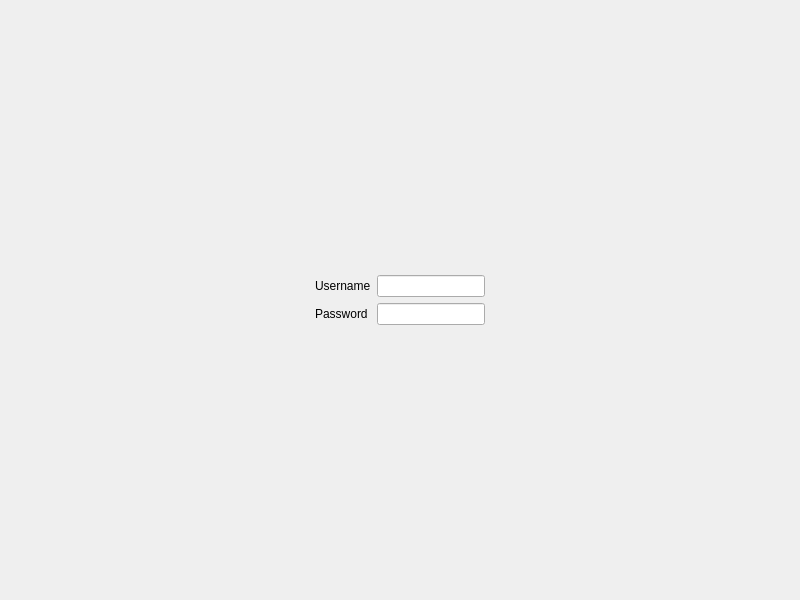
Qt form login.ui (BKKyovtorov21/LSPro) before a commit.
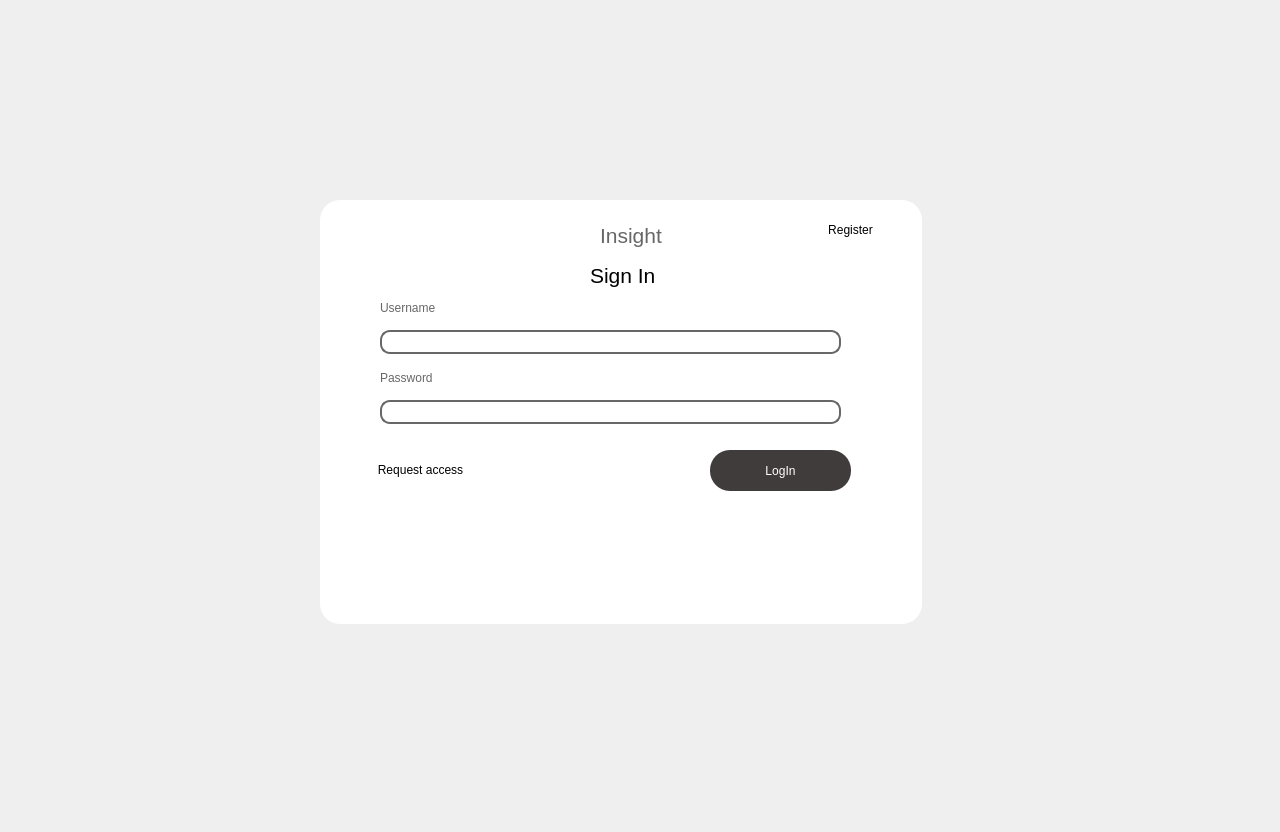
The same form after that commit. Icons and pictures are not drawn.

Patch:
```diff
--- a/login.ui
+++ b/login.ui
@@ -2,45 +2,263 @@
 <ui version="4.0">
  <class>LogIn</class>
  <widget class="QWidget" name="LogIn">
+  <property name="enabled">
+   <bool>true</bool>
+  </property>
   <property name="geometry">
    <rect>
     <x>0</x>
     <y>0</y>
-    <width>800</width>
-    <height>600</height>
+    <width>1280</width>
+    <height>832</height>
    </rect>
   </property>
+  <property name="sizePolicy">
+   <sizepolicy hsizetype="Preferred" vsizetype="Preferred">
+    <horstretch>0</horstretch>
+    <verstretch>0</verstretch>
+   </sizepolicy>
+  </property>
+  <property name="minimumSize">
+   <size>
+    <width>1280</width>
+    <height>832</height>
+   </size>
+  </property>
+  <property name="maximumSize">
+   <size>
+    <width>1280</width>
+    <height>832</height>
+   </size>
+  </property>
   <property name="windowTitle">
    <string>Form</string>
   </property>
-  <layout class="QGridLayout" name="gridLayout">
-   <item row="1" column="0" alignment="Qt::AlignHCenter|Qt::AlignVCenter">
-    <widget class="QWidget" name="widget" native="true">
-     <layout class="QFormLayout" name="formLayout">
-      <item row="0" column="0">
-       <widget class="QLabel" name="username_LA">
-        <property name="text">
-         <string>Username</string>
-        </property>
-       </widget>
-      </item>
-      <item row="2" column="0">
-       <widget class="QLabel" name="password_LA">
-        <property name="text">
-         <string>Password</string>
-        </property>
-       </widget>
-      </item>
-      <item row="2" column="1">
-       <widget class="QLineEdit" name="password_LE"/>
-      </item>
-      <item row="0" column="1">
-       <widget class="QLineEdit" name="username_LE"/>
-      </item>
-     </layout>
-    </widget>
-   </item>
-  </layout>
+  <widget class="QWidget" name="widget" native="true">
+   <property name="geometry">
+    <rect>
+     <x>320</x>
+     <y>200</y>
+     <width>602</width>
+     <height>424</height>
+    </rect>
+   </property>
+   <property name="styleSheet">
+    <string notr="true">QWidget
+{
+background-color: white;
+border-radius: 20px;
+}</string>
+   </property>
+   <widget class="QLabel" name="username_LA">
+    <property name="geometry">
+     <rect>
+      <x>60</x>
+      <y>100</y>
+      <width>61</width>
+      <height>16</height>
+     </rect>
+    </property>
+    <property name="styleSheet">
+     <string notr="true">QLabel
+{
+	color: rgb(103, 103, 103);
+}</string>
+    </property>
+    <property name="text">
+     <string>Username</string>
+    </property>
+   </widget>
+   <widget class="QLabel" name="password_LA">
+    <property name="geometry">
+     <rect>
+      <x>60</x>
+      <y>170</y>
+      <width>58</width>
+      <height>16</height>
+     </rect>
+    </property>
+    <property name="styleSheet">
+     <string notr="true">QLabel
+{
+	color: rgb(103, 103, 103);
+}</string>
+    </property>
+    <property name="text">
+     <string>Password</string>
+    </property>
+   </widget>
+   <widget class="QLineEdit" name="username_LE">
+    <property name="geometry">
+     <rect>
+      <x>60</x>
+      <y>130</y>
+      <width>461</width>
+      <height>24</height>
+     </rect>
+    </property>
+    <property name="styleSheet">
+     <string notr="true">QLineEdit
+{
+border: 2px solid rgb(103,103,103);
+border-radius:10px;
+color:black;
+}</string>
+    </property>
+   </widget>
+   <widget class="QLineEdit" name="password_LE">
+    <property name="geometry">
+     <rect>
+      <x>60</x>
+      <y>200</y>
+      <width>461</width>
+      <height>24</height>
+     </rect>
+    </property>
+    <property name="styleSheet">
+     <string notr="true">QLineEdit
+{
+border: 2px solid rgb(103,103,103);
+border-radius:10px;
+color: black;
+}</string>
+    </property>
+    <property name="echoMode">
+     <enum>QLineEdit::Password</enum>
+    </property>
+   </widget>
+   <widget class="QPushButton" name="logIn_PB">
+    <property name="geometry">
+     <rect>
+      <x>390</x>
+      <y>250</y>
+      <width>141</width>
+      <height>41</height>
+     </rect>
+    </property>
+    <property name="styleSheet">
+     <string notr="true">QPushButton
+{
+background-color: rgb(65,60,60);
+border-radius:20px;
+color:white;
+}</string>
+    </property>
+    <property name="text">
+     <string>LogIn</string>
+    </property>
+   </widget>
+   <widget class="QLabel" name="logo_LA">
+    <property name="geometry">
+     <rect>
+      <x>200</x>
+      <y>10</y>
+      <width>71</width>
+      <height>51</height>
+     </rect>
+    </property>
+    <property name="styleSheet">
+     <string notr="true">image: url(:/Resources/Images/logo-color 1.png);</string>
+    </property>
+    <property name="text">
+     <string/>
+    </property>
+   </widget>
+   <widget class="QLabel" name="team_LA">
+    <property name="geometry">
+     <rect>
+      <x>280</x>
+      <y>20</y>
+      <width>71</width>
+      <height>31</height>
+     </rect>
+    </property>
+    <property name="font">
+     <font>
+      <pointsize>16</pointsize>
+     </font>
+    </property>
+    <property name="styleSheet">
+     <string notr="true">QLabel
+{
+	color: rgb(103, 103, 103);
+}</string>
+    </property>
+    <property name="text">
+     <string>Insight</string>
+    </property>
+   </widget>
+   <widget class="QLabel" name="signIn_LA">
+    <property name="geometry">
+     <rect>
+      <x>270</x>
+      <y>60</y>
+      <width>81</width>
+      <height>31</height>
+     </rect>
+    </property>
+    <property name="font">
+     <font>
+      <pointsize>16</pointsize>
+     </font>
+    </property>
+    <property name="styleSheet">
+     <string notr="true">QLabel
+{
+	color: black;
+}</string>
+    </property>
+    <property name="text">
+     <string>Sign In</string>
+    </property>
+   </widget>
+   <widget class="QPushButton" name="register_PB">
+    <property name="geometry">
+     <rect>
+      <x>500</x>
+      <y>20</y>
+      <width>61</width>
+      <height>20</height>
+     </rect>
+    </property>
+    <property name="styleSheet">
+     <string notr="true">QPushButton
+{
+background-color: transparent;
+color:black;
+}</string>
+    </property>
+    <property name="text">
+     <string>Register</string>
+    </property>
+   </widget>
+   <widget class="QPushButton" name="requestAcess_PB">
+    <property name="geometry">
+     <rect>
+      <x>50</x>
+      <y>260</y>
+      <width>101</width>
+      <height>20</height>
+     </rect>
+    </property>
+    <property name="sizePolicy">
+     <sizepolicy hsizetype="Minimum" vsizetype="Fixed">
+      <horstretch>0</horstretch>
+      <verstretch>0</verstretch>
+     </sizepolicy>
+    </property>
+    <property name="styleSheet">
+     <string notr="true">QPushButton
+{
+background-color: transparent;
+color:black;
+}</string>
+    </property>
+    <property name="text">
+     <string>Request access</string>
+    </property>
+   </widget>
+  </widget>
  </widget>
  <resources/>
  <connections/>
```
